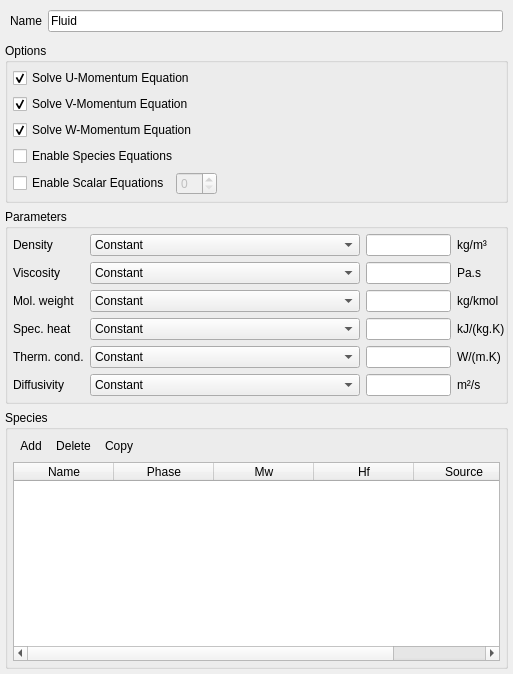
truongd8593/mfix, file gui/uifiles/fluid.ui: the form before one commit.
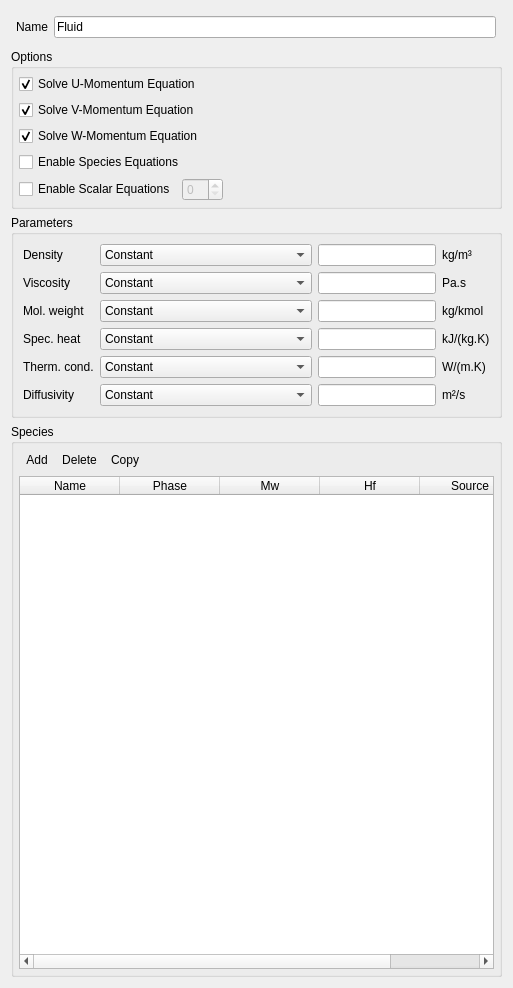
The form after the commit. Custom widgets are drawn as their Qt base class.

Commit message: reduce some margins

What changed in the file:
```diff
--- a/gui/uifiles/fluid.ui
+++ b/gui/uifiles/fluid.ui
@@ -7,7 +7,7 @@
     <x>0</x>
     <y>0</y>
     <width>513</width>
-    <height>674</height>
+    <height>988</height>
    </rect>
   </property>
   <property name="sizePolicy">
@@ -23,43 +23,7 @@
    </size>
   </property>
   <layout class="QGridLayout" name="gridLayout_3">
-   <property name="margin">
-    <number>5</number>
-   </property>
-   <item row="0" column="0">
-    <widget class="QFrame" name="frame_fluid_phase_name">
-     <property name="frameShape">
-      <enum>QFrame::NoFrame</enum>
-     </property>
-     <property name="frameShadow">
-      <enum>QFrame::Plain</enum>
-     </property>
-     <layout class="QGridLayout" name="gridLayout_2">
-      <property name="margin">
-       <number>5</number>
-      </property>
-      <item row="0" column="0">
-       <layout class="QHBoxLayout" name="horizontalLayout_3">
-        <item>
-         <widget class="QLabel" name="label_27">
-          <property name="text">
-           <string>Name</string>
-          </property>
-         </widget>
-        </item>
-        <item>
-         <widget class="LineEdit" name="lineedit_fluid_phase_name">
-          <property name="text">
-           <string>Fluid</string>
-          </property>
-         </widget>
-        </item>
-       </layout>
-      </item>
-     </layout>
-    </widget>
-   </item>
-   <item row="1" column="0">
+   <item row="2" column="0" colspan="2">
     <widget class="QGroupBox" name="groupBox">
      <property name="title">
       <string>Options</string>
@@ -68,7 +32,16 @@
       <bool>true</bool>
      </property>
      <layout class="QGridLayout" name="gridLayout">
-      <property name="margin">
+      <property name="leftMargin">
+       <number>5</number>
+      </property>
+      <property name="topMargin">
+       <number>5</number>
+      </property>
+      <property name="rightMargin">
+       <number>0</number>
+      </property>
+      <property name="bottomMargin">
        <number>5</number>
       </property>
       <item row="1" column="0">
@@ -145,7 +118,234 @@
      </layout>
     </widget>
    </item>
-   <item row="2" column="0">
+   <item row="5" column="0">
+    <spacer name="verticalSpacer_3">
+     <property name="orientation">
+      <enum>Qt::Vertical</enum>
+     </property>
+     <property name="sizeType">
+      <enum>QSizePolicy::Minimum</enum>
+     </property>
+     <property name="sizeHint" stdset="0">
+      <size>
+       <width>20</width>
+       <height>0</height>
+      </size>
+     </property>
+    </spacer>
+   </item>
+   <item row="6" column="0" colspan="2">
+    <widget class="QGroupBox" name="groupbox_fluid_phase_species">
+     <property name="title">
+      <string>Species</string>
+     </property>
+     <property name="flat">
+      <bool>true</bool>
+     </property>
+     <property name="checkable">
+      <bool>false</bool>
+     </property>
+     <layout class="QGridLayout" name="gridLayout_4">
+      <property name="margin">
+       <number>5</number>
+      </property>
+      <item row="0" column="0">
+       <widget class="QFrame" name="frame_20">
+        <property name="frameShape">
+         <enum>QFrame::NoFrame</enum>
+        </property>
+        <property name="frameShadow">
+         <enum>QFrame::Plain</enum>
+        </property>
+        <layout class="QHBoxLayout" name="horizontalLayout_17">
+         <property name="spacing">
+          <number>0</number>
+         </property>
+         <property name="margin">
+          <number>0</number>
+         </property>
+         <item>
+          <widget class="QToolButton" name="toolbutton_fluid_species_add">
+           <property name="text">
+            <string>Add</string>
+           </property>
+           <property name="autoRaise">
+            <bool>true</bool>
+           </property>
+          </widget>
+         </item>
+         <item>
+          <widget class="QToolButton" name="toolbutton_fluid_species_delete">
+           <property name="text">
+            <string>Delete</string>
+           </property>
+           <property name="autoRaise">
+            <bool>true</bool>
+           </property>
+          </widget>
+         </item>
+         <item>
+          <widget class="QToolButton" name="toolbutton_fluid_species_copy">
+           <property name="text">
+            <string>Copy</string>
+           </property>
+           <property name="autoRaise">
+            <bool>true</bool>
+           </property>
+          </widget>
+         </item>
+         <item>
+          <spacer name="horizontalSpacer_6">
+           <property name="orientation">
+            <enum>Qt::Horizontal</enum>
+           </property>
+           <property name="sizeHint" stdset="0">
+            <size>
+             <width>40</width>
+             <height>20</height>
+            </size>
+           </property>
+          </spacer>
+         </item>
+        </layout>
+       </widget>
+      </item>
+      <item row="1" column="0">
+       <widget class="QTableWidget" name="tablewidget_fluid_species">
+        <property name="sizePolicy">
+         <sizepolicy hsizetype="Expanding" vsizetype="MinimumExpanding">
+          <horstretch>0</horstretch>
+          <verstretch>10</verstretch>
+         </sizepolicy>
+        </property>
+        <property name="minimumSize">
+         <size>
+          <width>0</width>
+          <height>100</height>
+         </size>
+        </property>
+        <property name="maximumSize">
+         <size>
+          <width>16777215</width>
+          <height>16777215</height>
+         </size>
+        </property>
+        <property name="frameShadow">
+         <enum>QFrame::Plain</enum>
+        </property>
+        <property name="selectionMode">
+         <enum>QAbstractItemView::SingleSelection</enum>
+        </property>
+        <property name="selectionBehavior">
+         <enum>QAbstractItemView::SelectRows</enum>
+        </property>
+        <attribute name="horizontalHeaderCascadingSectionResizes">
+         <bool>true</bool>
+        </attribute>
+        <attribute name="horizontalHeaderDefaultSectionSize">
+         <number>100</number>
+        </attribute>
+        <attribute name="horizontalHeaderHighlightSections">
+         <bool>false</bool>
+        </attribute>
+        <attribute name="horizontalHeaderMinimumSectionSize">
+         <number>12</number>
+        </attribute>
+        <attribute name="horizontalHeaderStretchLastSection">
+         <bool>false</bool>
+        </attribute>
+        <attribute name="verticalHeaderVisible">
+         <bool>false</bool>
+        </attribute>
+        <column>
+         <property name="text">
+          <string>Name</string>
+         </property>
+        </column>
+        <column>
+         <property name="text">
+          <string>Phase</string>
+         </property>
+        </column>
+        <column>
+         <property name="text">
+          <string>Mw</string>
+         </property>
+        </column>
+        <column>
+         <property name="text">
+          <string>Hf</string>
+         </property>
+        </column>
+        <column>
+         <property name="text">
+          <string>Source</string>
+         </property>
+        </column>
+       </widget>
+      </item>
+     </layout>
+    </widget>
+   </item>
+   <item row="0" column="0">
+    <widget class="QFrame" name="frame_fluid_phase_name">
+     <property name="frameShape">
+      <enum>QFrame::NoFrame</enum>
+     </property>
+     <property name="frameShadow">
+      <enum>QFrame::Plain</enum>
+     </property>
+     <layout class="QGridLayout" name="gridLayout_2">
+      <property name="leftMargin">
+       <number>5</number>
+      </property>
+      <property name="topMargin">
+       <number>5</number>
+      </property>
+      <property name="rightMargin">
+       <number>0</number>
+      </property>
+      <property name="bottomMargin">
+       <number>5</number>
+      </property>
+      <item row="0" column="0">
+       <spacer name="verticalSpacer_5">
+        <property name="orientation">
+         <enum>Qt::Vertical</enum>
+        </property>
+        <property name="sizeType">
+         <enum>QSizePolicy::Minimum</enum>
+        </property>
+        <property name="sizeHint" stdset="0">
+         <size>
+          <width>20</width>
+          <height>0</height>
+         </size>
+        </property>
+       </spacer>
+      </item>
+      <item row="1" column="0">
+       <layout class="QHBoxLayout" name="horizontalLayout_3">
+        <item>
+         <widget class="QLabel" name="label_27">
+          <property name="text">
+           <string>Name</string>
+          </property>
+         </widget>
+        </item>
+        <item>
+         <widget class="LineEdit" name="lineedit_fluid_phase_name">
+          <property name="text">
+           <string>Fluid</string>
+          </property>
+         </widget>
+        </item>
+       </layout>
+      </item>
+     </layout>
+    </widget>
+   </item>
+   <item row="4" column="0" colspan="2">
     <widget class="QGroupBox" name="groupbox_fluid_phase_model_parameters">
      <property name="title">
       <string>Parameters</string>
@@ -154,18 +354,6 @@
       <bool>true</bool>
      </property>
      <layout class="QGridLayout" name="gridLayout_5">
-      <property name="leftMargin">
-       <number>5</number>
-      </property>
-      <property name="topMargin">
-       <number>5</number>
-      </property>
-      <property name="rightMargin">
-       <number>0</number>
-      </property>
-      <property name="bottomMargin">
-       <number>5</number>
-      </property>
       <item row="0" column="0">
        <widget class="QLabel" name="label_28">
         <property name="text">
@@ -176,16 +364,22 @@
       <item row="0" column="1">
        <widget class="ComboBox" name="combobox_fluid_density_model">
         <property name="sizePolicy">
-         <sizepolicy hsizetype="MinimumExpanding" vsizetype="Fixed">
+         <sizepolicy hsizetype="Minimum" vsizetype="Fixed">
           <horstretch>0</horstretch>
           <verstretch>0</verstretch>
          </sizepolicy>
         </property>
+        <property name="maximumSize">
+         <size>
+          <width>16777215</width>
+          <height>16777215</height>
+         </size>
+        </property>
         <property name="sizeAdjustPolicy">
-         <enum>QComboBox::AdjustToMinimumContentsLength</enum>
+         <enum>QComboBox::AdjustToContentsOnFirstShow</enum>
         </property>
         <property name="minimumContentsLength">
-         <number>30</number>
+         <number>20</number>
         </property>
         <item>
          <property name="text">
@@ -208,13 +402,13 @@
        <widget class="LineEdit" name="lineedit_keyword_ro_g0">
         <property name="sizePolicy">
          <sizepolicy hsizetype="Expanding" vsizetype="Fixed">
-          <horstretch>2</horstretch>
+          <horstretch>10</horstretch>
           <verstretch>0</verstretch>
          </sizepolicy>
         </property>
         <property name="minimumSize">
          <size>
-          <width>20</width>
+          <width>30</width>
           <height>0</height>
          </size>
         </property>
@@ -244,16 +438,22 @@
       <item row="1" column="1">
        <widget class="ComboBox" name="combobox_fluid_viscosity_model">
         <property name="sizePolicy">
-         <sizepolicy hsizetype="MinimumExpanding" vsizetype="Fixed">
+         <sizepolicy hsizetype="Minimum" vsizetype="Fixed">
           <horstretch>0</horstretch>
           <verstretch>0</verstretch>
          </sizepolicy>
         </property>
+        <property name="maximumSize">
+         <size>
+          <width>16777215</width>
+          <height>16777215</height>
+         </size>
+        </property>
         <property name="sizeAdjustPolicy">
-         <enum>QComboBox::AdjustToMinimumContentsLength</enum>
+         <enum>QComboBox::AdjustToContentsOnFirstShow</enum>
         </property>
         <property name="minimumContentsLength">
-         <number>30</number>
+         <number>20</number>
         </property>
         <item>
          <property name="text">
@@ -276,13 +476,13 @@
        <widget class="LineEdit" name="lineedit_keyword_mu_g0">
         <property name="sizePolicy">
          <sizepolicy hsizetype="Expanding" vsizetype="Fixed">
-          <horstretch>2</horstretch>
+          <horstretch>10</horstretch>
           <verstretch>0</verstretch>
          </sizepolicy>
         </property>
         <property name="minimumSize">
          <size>
-          <width>20</width>
+          <width>30</width>
           <height>0</height>
          </size>
         </property>
@@ -310,16 +510,22 @@
       <item row="2" column="1">
        <widget class="ComboBox" name="combobox_fluid_mol_weight_model">
         <property name="sizePolicy">
-         <sizepolicy hsizetype="MinimumExpanding" vsizetype="Fixed">
+         <sizepolicy hsizetype="Minimum" vsizetype="Fixed">
           <horstretch>0</horstretch>
           <verstretch>0</verstretch>
          </sizepolicy>
         </property>
+        <property name="maximumSize">
+         <size>
+          <width>16777215</width>
+          <height>16777215</height>
+         </size>
+        </property>
         <property name="sizeAdjustPolicy">
-         <enum>QComboBox::AdjustToMinimumContentsLength</enum>
+         <enum>QComboBox::AdjustToContentsOnFirstShow</enum>
         </property>
         <property name="minimumContentsLength">
-         <number>30</number>
+         <number>20</number>
         </property>
         <item>
          <property name="text">
@@ -337,13 +543,13 @@
        <widget class="LineEdit" name="lineedit_keyword_mw_avg">
         <property name="sizePolicy">
          <sizepolicy hsizetype="Expanding" vsizetype="Fixed">
-          <horstretch>2</horstretch>
+          <horstretch>10</horstretch>
           <verstretch>0</verstretch>
          </sizepolicy>
         </property>
         <property name="minimumSize">
          <size>
-          <width>20</width>
+          <width>30</width>
           <height>0</height>
          </size>
         </property>
@@ -371,16 +577,22 @@
       <item row="3" column="1">
        <widget class="ComboBox" name="combobox_fluid_specific_heat_model">
         <property name="sizePolicy">
-         <sizepolicy hsizetype="MinimumExpanding" vsizetype="Fixed">
+         <sizepolicy hsizetype="Minimum" vsizetype="Fixed">
           <horstretch>0</horstretch>
           <verstretch>0</verstretch>
          </sizepolicy>
         </property>
+        <property name="maximumSize">
+         <size>
+          <width>16777215</width>
+          <height>16777215</height>
+         </size>
+        </property>
         <property name="sizeAdjustPolicy">
-         <enum>QComboBox::AdjustToMinimumContentsLength</enum>
+         <enum>QComboBox::AdjustToContentsOnFirstShow</enum>
         </property>
         <property name="minimumContentsLength">
-         <number>30</number>
+         <number>20</number>
         </property>
         <item>
          <property name="text">
@@ -403,13 +615,13 @@
        <widget class="LineEdit" name="lineedit_keyword_c_pg0">
         <property name="sizePolicy">
          <sizepolicy hsizetype="Expanding" vsizetype="Fixed">
-          <horstretch>2</horstretch>
+          <horstretch>10</horstretch>
           <verstretch>0</verstretch>
          </sizepolicy>
         </property>
         <property name="minimumSize">
          <size>
-          <width>20</width>
+          <width>30</width>
           <height>0</height>
          </size>
         </property>
@@ -437,19 +649,25 @@
       <item row="4" column="1">
        <widget class="ComboBox" name="combobox_fluid_conductivity_model">
         <property name="sizePolicy">
-         <sizepolicy hsizetype="MinimumExpanding" vsizetype="Fixed">
+         <sizepolicy hsizetype="Minimum" vsizetype="Fixed">
           <horstretch>0</horstretch>
           <verstretch>0</verstretch>
          </sizepolicy>
         </property>
+        <property name="maximumSize">
+         <size>
+          <width>16777215</width>
+          <height>16777215</height>
+         </size>
+        </property>
         <property name="currentIndex">
          <number>0</number>
         </property>
         <property name="sizeAdjustPolicy">
-         <enum>QComboBox::AdjustToMinimumContentsLength</enum>
+         <enum>QComboBox::AdjustToContentsOnFirstShow</enum>
         </property>
         <property name="minimumContentsLength">
-         <number>30</number>
+         <number>20</number>
         </property>
         <item>
          <property name="text">
@@ -468,6 +686,22 @@
         </item>
        </widget>
       </item>
+      <item row="4" column="2">
+       <widget class="LineEdit" name="lineedit_keyword_k_g0">
+        <property name="sizePolicy">
+         <sizepolicy hsizetype="Expanding" vsizetype="Fixed">
+          <horstretch>10</horstretch>
+          <verstretch>0</verstretch>
+         </sizepolicy>
+        </property>
+        <property name="minimumSize">
+         <size>
+          <width>30</width>
+          <height>0</height>
+         </size>
+        </property>
+       </widget>
+      </item>
       <item row="4" column="3">
        <widget class="QLabel" name="label_6">
         <property name="font">
@@ -490,19 +724,25 @@
       <item row="5" column="1">
        <widget class="ComboBox" name="combobox_fluid_diffusion_model">
         <property name="sizePolicy">
-         <sizepolicy hsizetype="MinimumExpanding" vsizetype="Fixed">
+         <sizepolicy hsizetype="Minimum" vsizetype="Fixed">
           <horstretch>0</horstretch>
           <verstretch>0</verstretch>
          </sizepolicy>
         </property>
+        <property name="maximumSize">
+         <size>
+          <width>16777215</width>
+          <height>16777215</height>
+         </size>
+        </property>
         <property name="currentIndex">
          <number>0</number>
         </property>
         <property name="sizeAdjustPolicy">
-         <enum>QComboBox::AdjustToMinimumContentsLength</enum>
+         <enum>QComboBox::AdjustToContentsOnFirstShow</enum>
         </property>
         <property name="minimumContentsLength">
-         <number>30</number>
+         <number>20</number>
         </property>
         <item>
          <property name="text">
@@ -525,13 +765,13 @@
        <widget class="LineEdit" name="lineedit_keyword_dif_g0">
         <property name="sizePolicy">
          <sizepolicy hsizetype="Expanding" vsizetype="Fixed">
-          <horstretch>2</horstretch>
+          <horstretch>10</horstretch>
           <verstretch>0</verstretch>
          </sizepolicy>
         </property>
         <property name="minimumSize">
          <size>
-          <width>20</width>
+          <width>30</width>
           <height>0</height>
          </size>
         </property>
@@ -549,146 +789,40 @@
         </property>
        </widget>
       </item>
-      <item row="4" column="2">
-       <widget class="LineEdit" name="lineedit_keyword_k_g0"/>
-      </item>
      </layout>
     </widget>
    </item>
+   <item row="1" column="0">
+    <spacer name="verticalSpacer_4">
+     <property name="orientation">
+      <enum>Qt::Vertical</enum>
+     </property>
+     <property name="sizeType">
+      <enum>QSizePolicy::Minimum</enum>
+     </property>
+     <property name="sizeHint" stdset="0">
+      <size>
+       <width>20</width>
+       <height>0</height>
+      </size>
+     </property>
+    </spacer>
+   </item>
    <item row="3" column="0">
-    <widget class="QGroupBox" name="groupbox_fluid_phase_species">
-     <property name="title">
-      <string>Species</string>
+    <spacer name="verticalSpacer_2">
+     <property name="orientation">
+      <enum>Qt::Vertical</enum>
      </property>
-     <property name="flat">
-      <bool>true</bool>
+     <property name="sizeType">
+      <enum>QSizePolicy::Minimum</enum>
      </property>
-     <property name="checkable">
-      <bool>false</bool>
+     <property name="sizeHint" stdset="0">
+      <size>
+       <width>20</width>
+       <height>0</height>
+      </size>
      </property>
-     <layout class="QGridLayout" name="gridLayout_4">
-      <property name="margin">
-       <number>5</number>
-      </property>
-      <item row="0" column="0">
-       <widget class="QFrame" name="frame_20">
-        <property name="frameShape">
-         <enum>QFrame::NoFrame</enum>
-        </property>
-        <property name="frameShadow">
-         <enum>QFrame::Plain</enum>
-        </property>
-        <layout class="QHBoxLayout" name="horizontalLayout_17">
-         <property name="spacing">
-          <number>0</number>
-         </property>
-         <property name="margin">
-          <number>0</number>
-         </property>
-         <item>
-          <widget class="QToolButton" name="toolbutton_fluid_species_add">
-           <property name="text">
-            <string>Add</string>
-           </property>
-           <property name="autoRaise">
-            <bool>true</bool>
-           </property>
-          </widget>
-         </item>
-         <item>
-          <widget class="QToolButton" name="toolbutton_fluid_species_delete">
-           <property name="text">
-            <string>Delete</string>
-           </property>
-           <property name="autoRaise">
-            <bool>true</bool>
-           </property>
-          </widget>
-         </item>
-         <item>
-          <widget class="QToolButton" name="toolbutton_fluid_species_copy">
-           <property name="text">
-            <string>Copy</string>
-           </property>
-           <property name="autoRaise">
-            <bool>true</bool>
-           </property>
-          </widget>
-         </item>
-         <item>
-          <spacer name="horizontalSpacer_6">
-           <property name="orientation">
-            <enum>Qt::Horizontal</enum>
-           </property>
-           <property name="sizeHint" stdset="0">
-            <size>
-             <width>40</width>
-             <height>20</height>
-            </size>
-           </property>
-          </spacer>
-         </item>
-        </layout>
-       </widget>
-      </item>
-      <item row="1" column="0">
-       <widget class="QTableWidget" name="tablewidget_fluid_species">
-        <property name="frameShadow">
-         <enum>QFrame::Plain</enum>
-        </property>
-        <property name="selectionMode">
-         <enum>QAbstractItemView::SingleSelection</enum>
-        </property>
-        <property name="selectionBehavior">
-         <enum>QAbstractItemView::SelectRows</enum>
-        </property>
-        <attribute name="horizontalHeaderCascadingSectionResizes">
-         <bool>true</bool>
-        </attribute>
-        <attribute name="horizontalHeaderDefaultSectionSize">
-         <number>100</number>
-        </attribute>
-        <attribute name="horizontalHeaderHighlightSections">
-         <bool>false</bool>
-        </attribute>
-        <attribute name="horizontalHeaderMinimumSectionSize">
-         <number>12</number>
-        </attribute>
-        <attribute name="horizontalHeaderStretchLastSection">
-         <bool>false</bool>
-        </attribute>
-        <attribute name="verticalHeaderVisible">
-         <bool>false</bool>
-        </attribute>
-        <column>
-         <property name="text">
-          <string>Name</string>
-         </property>
-        </column>
-        <column>
-         <property name="text">
-          <string>Phase</string>
-         </property>
-        </column>
-        <column>
-         <property name="text">
-          <string>Mw</string>
-         </property>
-        </column>
-        <column>
-         <property name="text">
-          <string>Hf</string>
-         </property>
-        </column>
-        <column>
-         <property name="text">
-          <string>Source</string>
-         </property>
-        </column>
-       </widget>
-      </item>
-     </layout>
-    </widget>
+    </spacer>
    </item>
   </layout>
  </widget>
```
The commit also changes 1 other file.
